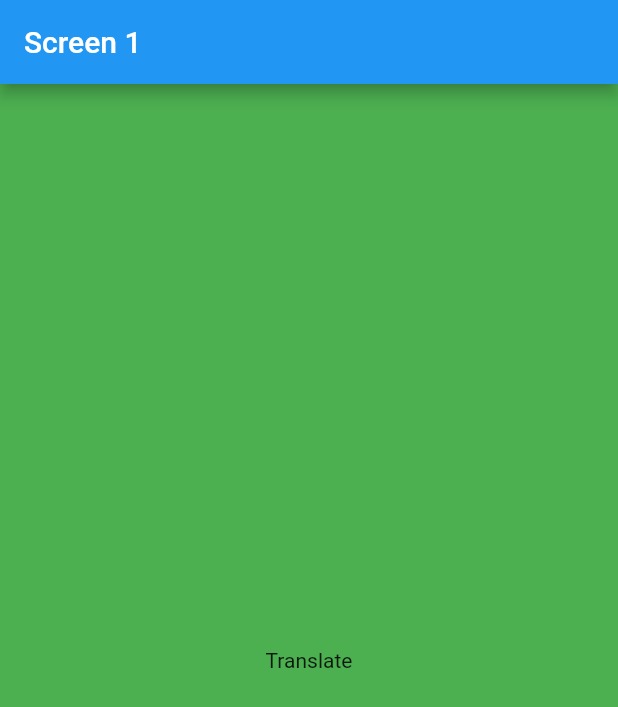
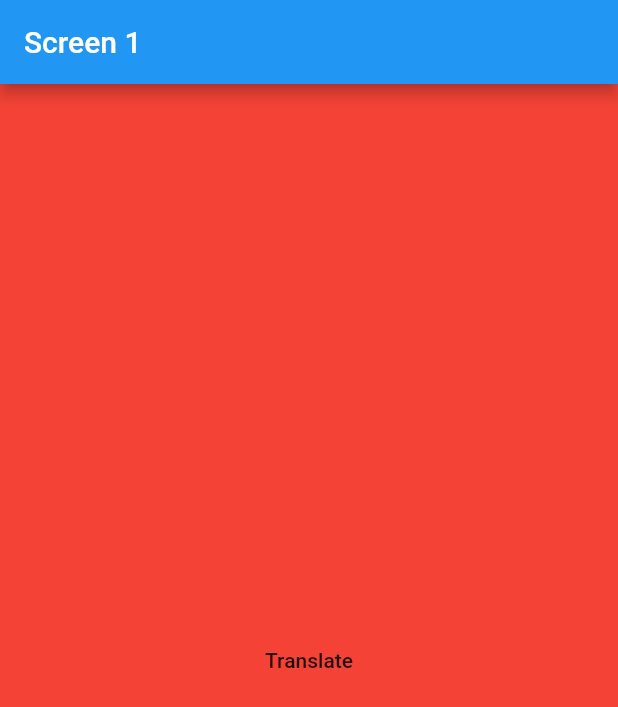
Before and after one commit to SefuZeph/flutter_app_onboarding, a Flutter app: the screen it shows after launch, scrolled down 576 dp, after a tap on "Scale", on a phone screen of 412 x 824 dp. Shown: the top 707 px of the screen. Run offline on Flutter 3.47's test engine with Material 2 defaults, Android fonts, the phone set to English and light mode, and no system bars.

```diff
--- /dev/null
+++ b/lib/onboard.dart
@@ -0,0 +1,112 @@
+import 'package:flutter/material.dart';
+
+class CustomerOnboarding extends StatefulWidget {
+  final String title;
+
+  CustomerOnboarding({Key key, this.title}) : super(key: key);
+
+  _MyFirstPage createState() => _MyFirstPage();
+}
+
+class _MyFirstPage extends State<CustomerOnboarding> {
+  PageController _pageController = PageController(initialPage: 0);
+
+  @override
+  void initState() {
+    super.initState();
+    _pageController = PageController();
+  }
+
+  @override
+  void dispose() {
+    _pageController.dispose();
+    super.dispose();
+  }
+
+  static const _kDuration = const Duration(microseconds: 400000);
+  static const _kCurve = Curves.easeInQuad;
+
+  @override
+  Widget build(BuildContext context) {
+    return Scaffold(
+      appBar: AppBar(
+        title: Text("Screen 1"),
+      ),
+      backgroundColor: const Color(0xffffffff),
+      body: Container(
+        child: PageView(
+          physics: new NeverScrollableScrollPhysics(),
+          controller: _pageController,
+          scrollDirection: Axis.vertical,
+          children: <Widget>[_pageOne(), _pageTwo(), _pageThree()],
+        ),
+      ),
+    );
+  }
+
+  Widget _pageOne() {
+    return Center(
+      child: Container(
+        color: Colors.red,
+        height: MediaQuery.of(context).size.height,
+        width: MediaQuery.of(context).size.width,
+        child: Center(
+          child: FlatButton(
+            child: Text("Rotation"),
+            onPressed: () {
+              setState(() {
+                _pageController.animateToPage(1,
+                    duration: _kDuration, curve: _kCurve);
+              });
+            },
+          ),
+        ),
+      ),
+    );
+  }
+
+  Widget _pageTwo() {
+    return Center(
+      child: Container(
+        color: Colors.red,
+        height: MediaQuery.of(context).size.height,
+        width: MediaQuery.of(context).size.width,
+        child: Center(
+            child: FlatButton(
+          child: Text("Scale"),
+          onPressed: () {
+            setState(() {
+              if (_pageController.hasClients) {
+                _pageController.animateToPage(2,
+                    duration: _kDuration, curve: _kCurve);
+              }
+            });
+          },
+        )),
+      ),
+    );
+  }
+
+  Widget _pageThree() {
+    return Center(
+      child: Container(
+        color: Colors.red,
+        height: MediaQuery.of(context).size.height,
+        width: MediaQuery.of(context).size.width,
+        child: Center(
+          child: FlatButton(
+            child: Text("Translate"),
+            onPressed: () {
+              setState(() {
+                if (_pageController.hasClients) {
+                  _pageController.animateToPage(1,
+                      duration: _kDuration, curve: _kCurve);
+                }
+              });
+            },
+          ),
+        ),
+      ),
+    );
+  }
+}
--- a/lib/onboard_AndroidMobile1.dart
+++ /dev/null
@@ -1,78 +0,0 @@
-import 'package:flutter/material.dart';
-
-class onboard_AndroidMobile1 extends StatefulWidget {
-  final String title;
-
-  onboard_AndroidMobile1({Key key, this.title}) : super(key: key);
-
-  _MyFirstPage createState() => _MyFirstPage();
-}
-
-class _MyFirstPage extends State<onboard_AndroidMobile1> {
-  final pageController = PageController(initialPage: 0);
-
-  @override
-  Widget build(BuildContext context) {
-    return Scaffold(
-      appBar: AppBar(
-        title: Text("Screen 1"),
-      ),
-      backgroundColor: const Color(0xffffffff),
-      body: Container(
-        child: PageView(
-//          physics: new NeverScrollableScrollPhysics(),
-          controller: pageController,
-          scrollDirection: Axis.vertical,
-          children: <Widget>[_pageOne(), _pageTwo(), _pageThree()],
-        ),
-      ),
-    );
-  }
-
-  Widget _pageOne() {
-    return Center(
-      child: Container(
-        color: Colors.red,
-        height: MediaQuery.of(context).size.height,
-        width: MediaQuery.of(context).size.width,
-        child: Center(
-          child: Text("Rotation"),
-        ),
-      ),
-    );
-  }
-
-  Widget _pageTwo() {
-    return Center(
-      child: Container(
-        color: Colors.blue,
-        height: MediaQuery.of(context).size.height,
-        width: MediaQuery.of(context).size.width,
-        child: Center(
-            child: FlatButton(
-          child: Text("Scale"),
-          onPressed: () {
-            setState(() {
-              pageController.animateToPage(2,
-                  duration: Duration(microseconds: 400000),
-                  curve: Curves.easeInQuad);
-            });
-          },
-        )),
-      ),
-    );
-  }
-
-  Widget _pageThree() {
-    return Center(
-      child: Container(
-        color: Colors.green,
-        height: MediaQuery.of(context).size.height,
-        width: MediaQuery.of(context).size.width,
-        child: Center(
-          child: Text("Translate"),
-        ),
-      ),
-    );
-  }
-}
```
Also changed, not shown: lib/main.dart (+2 -99 lines), lib/onboard_AndroidMobile2.dart (deleted, +0 -34 lines).
